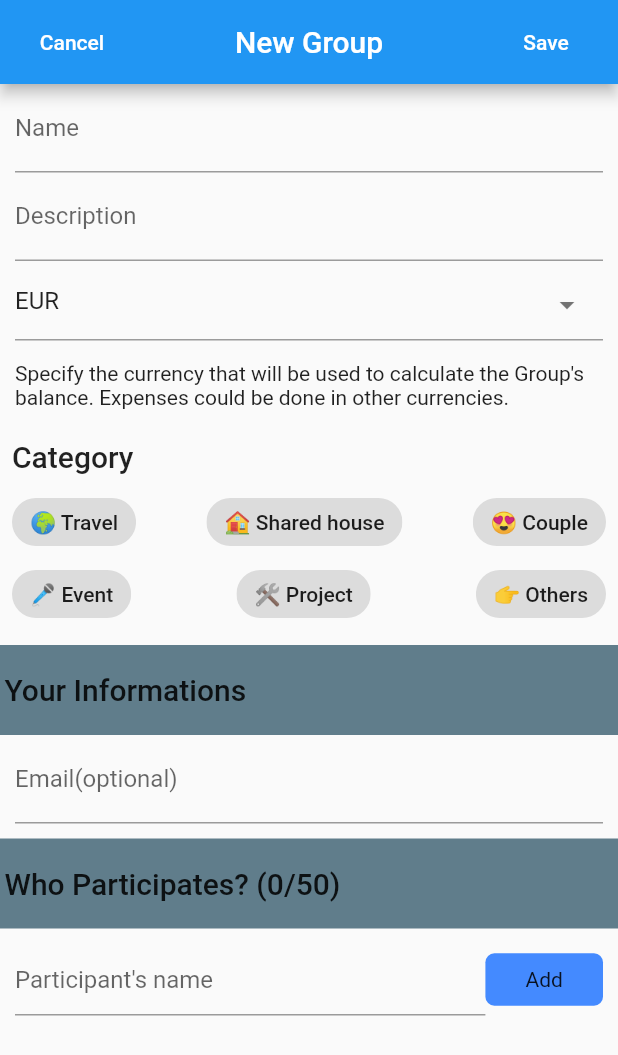
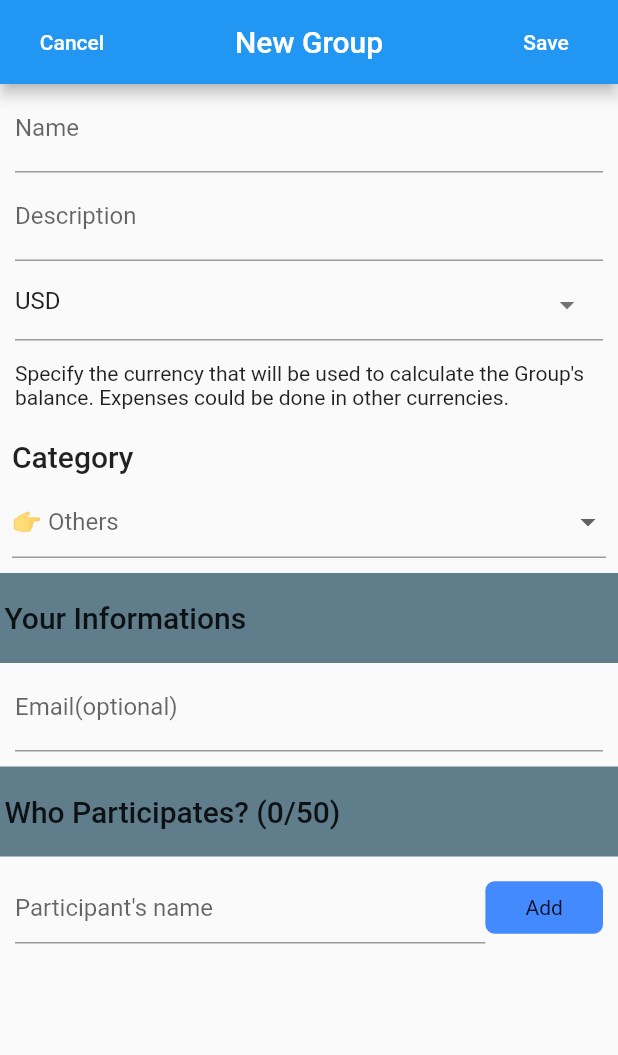
Before and after one commit to JackieJoker/sye, a Flutter app: the NewGroupPage screen opened directly, on a phone screen of 412 x 824 dp. Shown: the top 1055 px of the screen. Run offline on Flutter 3.47's test engine with Material 2 defaults, Android fonts, the phone set to English and light mode, and no system bars; drawn by our look-alikes of reactive_forms; our stand-ins replace device_info_plus, device_preview, firebase_core, firebase_database, flutter_slidable; missing offline and left inert: currency_picker, dart:ffi, flutterfire_ui; accounts and stored records are empty.

Commit message:
Add new group completed TO DO: create the function to add it to the db

```diff
--- a/lib/Groups/add_user_form.dart
+++ b/lib/Groups/add_user_form.dart
@@ -1,37 +1,22 @@
-import 'package:flutter/cupertino.dart';
 import 'package:flutter/material.dart';
 import 'package:reactive_forms/reactive_forms.dart';
+import 'package:sye/Groups/user_label.dart';
 
-/*class AddUserForm extends StatefulWidget {
-  final FormGroup form;
-
-  const AddUserForm({required f,Key? key}) : form = f, super(key: key);
-
-  @override
-  AddUserFormState createState() => AddUserFormState();
-}
-
-class AddUserFormState extends State<AddUserForm> {
-  FormArray get usersList => widget.form.control('users') as FormArray;
-
-  @override
-  void initState() {
-
-  }
-
-  void addUser(String us) {
-    usersList.add();
-  }
-
-}*/
-
-class AddUserForm extends StatelessWidget {
-
+class AddUserForm extends StatefulWidget {
   const AddUserForm({Key? key}) : super(key: key);
 
   @override
+  _AddUserFormState createState() => _AddUserFormState();
+}
+
+class _AddUserFormState extends State<AddUserForm> {
+  List<String> usersList = [];
+  String? tempUser;
+  final TextEditingController eCtrl = TextEditingController();
+  final TextEditingController eCtrl1 = TextEditingController();
+
+  @override
   Widget build(BuildContext context) {
-    // TODO: implement build
     return SafeArea(
       child:
       Container(
@@ -40,9 +25,9 @@ class AddUserForm extends StatelessWidget {
             Padding(
               padding: const EdgeInsets.only(top: 10),
               child: Container(
-                  child: const Text(
-                    'Who Participates? (0/50)',
-                    style: TextStyle(
+                child: Text(
+                  'Who Participates? ('+ usersList.length.toString() + '/50)',
+                  style: const TextStyle(
                     fontSize: 20,
                     fontWeight: FontWeight.w500,
                   ),
@@ -53,26 +38,70 @@ class AddUserForm extends StatelessWidget {
                 padding: const EdgeInsets.only(left:3),
               ),
             ),
-              /*Padding(
-                padding: const EdgeInsets.all(5.0),
-                child: ListView(),
-              ),*/
-              /*FutureBuilder(
-                future: ,
-                builder: (context, snapshot) {
-                  return ListView.builder(itemBuilder: null),
+            ListView.builder(
+                shrinkWrap: true,
+                itemCount: usersList.length,
+                itemBuilder: (BuildContext ctxt, int index) {
+                  //return Text(usersList[index]);
+                  return Padding(
+                    padding: const EdgeInsets.symmetric(vertical: 2.0, horizontal: 10),
+                    child: Container(
+                      decoration: const BoxDecoration(shape: BoxShape.rectangle),
+                      constraints: const BoxConstraints(maxWidth: 500, maxHeight: 40),
+                      child: Row(
+                        children: [
+                          Expanded(
+                            child: TextField(
+                              onSubmitted: (text) {
+                                if (text.isNotEmpty){
+                                  usersList[index] = text;
+                                  eCtrl.clear();
+                                  setState(() {});
+                                }
                               },
-              ),*/
+                              controller: eCtrl1,
+                              decoration: InputDecoration(
+                                  hintText: usersList[index],
+                                  border: InputBorder.none,
+                                  suffixIcon: GestureDetector(
+                                    onTap: () {
+                                      if (index != 0) {
+                                        usersList.removeAt(index);
+                                        setState(() {});
+                                      }
+                                    },
+                                    child: const Icon(Icons.clear),
+                                  )
+                              ),
+                            ),
+                          ),
+                        ],
+                      ),
+                    ),
+                  );
+                },
+            ),
             Padding(
               padding: const EdgeInsets.all(10.0),
               child: Row(
                 mainAxisAlignment: MainAxisAlignment.spaceBetween,
                 children: [
-                    const Flexible(
+                  Flexible(
                     fit: FlexFit.tight,
                     flex: 4,
                     child: TextField(
-                        decoration: InputDecoration(
+                      onChanged: (text) {
+                        tempUser = text;
+                      },
+                      controller: eCtrl,
+                      onSubmitted: (text) {
+                        if (text.isNotEmpty){
+                          usersList.add(text);
+                          eCtrl.clear();
+                          setState(() {});
+                        }
+                      },
+                      decoration: const InputDecoration(
                         hintText: 'Participant\'s name',
                       ),
                     ),
@@ -81,6 +110,13 @@ class AddUserForm extends StatelessWidget {
                     fit: FlexFit.tight,
                     flex: 1,
                     child: GestureDetector(
+                      onTap: () {
+                        if (tempUser!.isNotEmpty) {
+                          usersList.add(tempUser!);
+                          tempUser = null;
+                          setState(() {});
+                        }
+                      },
                       child: Container(
                         constraints: const BoxConstraints(
                           maxWidth: 80,
--- a/lib/Groups/group_form.dart
+++ b/lib/Groups/group_form.dart
@@ -34,11 +34,12 @@ class GroupForm extends StatelessWidget {
                       ),
                     ),
                 ),
-                const Padding(
-                  padding: EdgeInsets.only(left: 10, right: 10),
+                Padding(
+                  padding: const EdgeInsets.only(left: 10, right: 10),
                   child:
-                    TextField(
-                      decoration: InputDecoration(
+                    ReactiveTextField(
+                      formControlName: 'description',
+                      decoration: const InputDecoration(
                         labelText: 'Description',
                       ),
                     ),
@@ -92,7 +93,40 @@ class GroupForm extends StatelessWidget {
                             alignment: Alignment.centerLeft,
                           ),
                         ),
-                        const CategoryWidget(),
+                        //const CategoryWidget(),
+                        ReactiveDropdownField<String>(
+                          formControlName: 'category',
+                          hint: const DropdownMenuItem(
+                            value: 'others',
+                            child: Text('👉 Others'),
+                          ),
+                          items: const [
+                          DropdownMenuItem(
+                            value: 'travel',
+                            child: Text('🌍 Travel'),
+                          ),
+                          DropdownMenuItem(
+                            value: 'sharedHouse',
+                            child: Text('🏠 Shared house'),
+                          ),
+                          DropdownMenuItem(
+                            value: 'couple',
+                            child: Text('😍 Couple'),
+                          ),
+                          DropdownMenuItem(
+                            value: 'event',
+                            child: Text('🎤 Event'),
+                          ),
+                          DropdownMenuItem(
+                            value: 'project',
+                            child: Text('🛠 Project'),
+                          ),
+                          DropdownMenuItem(
+                            value: 'others',
+                            child: Text('👉 Others'),
+                          ),
+
+                        ],),
                       ],
                     ),
                 ),
--- a/lib/Groups/group_form_model.dart
+++ b/lib/Groups/group_form_model.dart
@@ -8,11 +8,11 @@ class GroupFormModel{
 
 
   final FormGroup form = fb.group({
-    'name': ['', Validators.required],
-    'description' : '',
-    'currency': 'EUR',
-    'category' : Category,
-    'email' : ['', Validators.email],
-    'users': FormArray,
+    'name': FormControl<String>(value: '', validators: [Validators.required]),
+    'description' : FormControl<String>(value: ''),
+    'currency':  FormControl<String>(value: 'USD', validators: [Validators.required]),
+    'category' : FormControl<String>(value: '', validators: [Validators.required]),
+    'email' : FormControl<String>(value: '', validators: [Validators.email]),
+    'users': FormArray<String>([FormControl(validators: [Validators.maxLength(50), Validators.minLength(1)])]),
   });
 }
```
Also changed, not shown: lib/Groups/user_label.dart (added, +47 -0 lines). Lines whose indentation alone changed are shown as unchanged.
